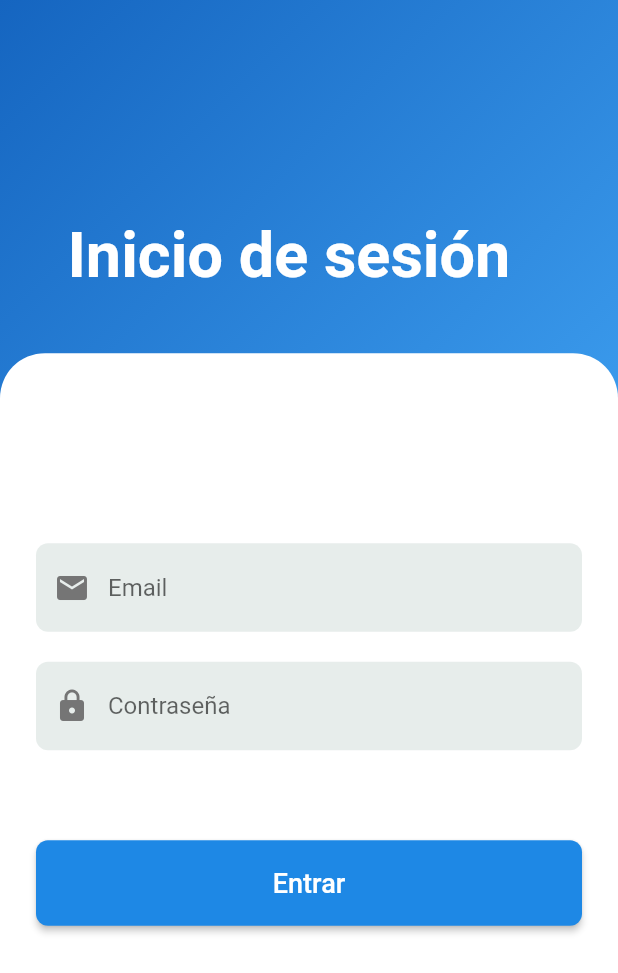
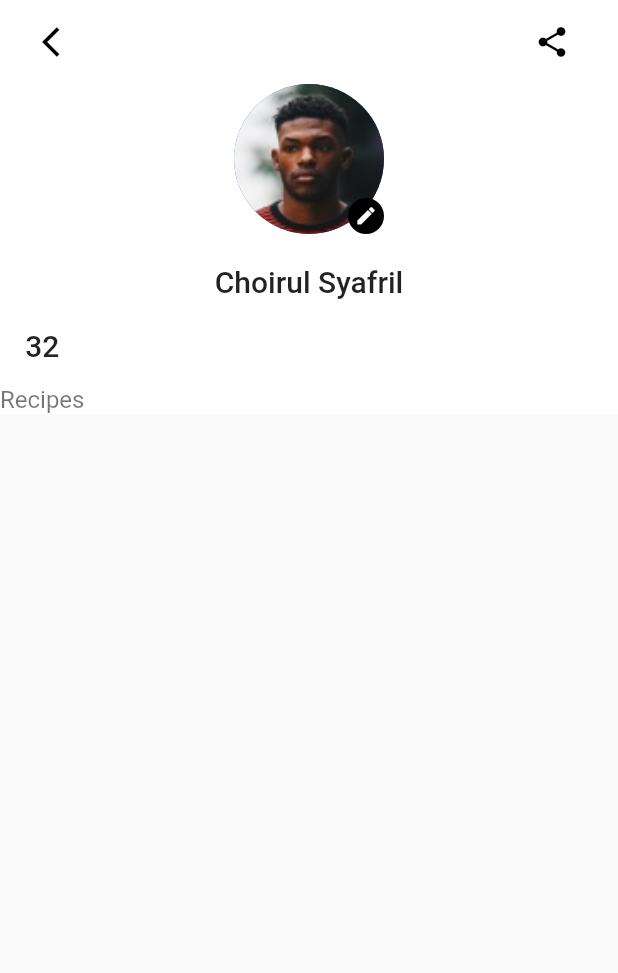
Before and after one commit to GabrielRojasBarrera/5C_GRB_JSJ_MasVeterinarias-app, a Flutter app: the screen it shows after launch, on a phone screen of 412 x 824 dp. Shown: the top 973 px of the screen. Run offline on Flutter 3.47's test engine with Material 2 defaults, Android fonts, the phone set to English and light mode, and no system bars; our stand-ins replace dropdown_formfield, font_awesome_flutter, smooth_star_rating.

Commit message:
add pages

```diff
--- a/lib/main.dart
+++ b/lib/main.dart
@@ -1,22 +1,19 @@
-
 import 'package:masveterinarias_app/app_theme.dart';
 import 'package:flutter/material.dart';
 import 'package:masveterinarias_app/pages/Cita.dart';
 import 'package:masveterinarias_app/pages/Login.dart';
+import 'package:masveterinarias_app/pages/Prifile.dart';
 import 'package:masveterinarias_app/pages/hotel_booking/home_design_course.dart';
 import 'package:masveterinarias_app/pages/hotel_booking/hotel_home_screen.dart';
-
-
 
 void main() => runApp(MyApp());
 
 class MyApp extends StatelessWidget {
   @override
   Widget build(BuildContext context) {
-
     return MaterialApp(
-      title: '+Veterinarias',
-      home: LoginPage (),
+      title: 'Flyer',
+      home: ProfileTap(),
     );
   }
 }
--- /dev/null
+++ b/lib/pages/Prifile.dart
@@ -0,0 +1,95 @@
+import 'package:flutter/material.dart';
+
+class ProfileTap extends StatelessWidget {
+  const ProfileTap({
+    Key key,
+  }) : super(key: key);
+
+  @override
+  Widget build(BuildContext context) {
+    return Scaffold(
+      appBar: AppBar(
+        backgroundColor: Colors.white,
+        elevation: 0,
+        actions: [
+          Padding(
+            padding: const EdgeInsets.only(right: 20),
+            child: IconButton(
+                onPressed: () {},
+                icon: const Icon(
+                  Icons.share,
+                  color: Colors.black,
+                )),
+          )
+        ],
+        leading: Padding(
+          padding: const EdgeInsets.only(left: 20),
+          child: IconButton(
+              onPressed: () {},
+              icon: const Icon(
+                Icons.arrow_back_ios,
+                color: Colors.black,
+              )),
+        ),
+      ),
+      body: Column(children: [
+        Container(
+          color: Colors.white,
+          child:
+              Column(crossAxisAlignment: CrossAxisAlignment.center, children: [
+            Stack(
+              alignment: Alignment.bottomRight,
+              children: [
+                const CircleAvatar(
+                  radius: 50,
+                  backgroundImage: AssetImage("assets/images/ImageProfile.jpg"),
+                ),
+                InkWell(
+                  onTap: () {},
+                  child: const CircleAvatar(
+                    radius: 12,
+                    backgroundColor: Colors.black,
+                    child: Icon(
+                      Icons.edit,
+                      size: 15,
+                      color: Colors.white,
+                    ),
+                  ),
+                )
+              ],
+            ),
+            Padding(
+              padding: const EdgeInsets.all(20.0),
+              child: Text(
+                "Choirul Syafril",
+                style: Theme.of(context).textTheme.headline6,
+              ),
+            ),
+            Row(
+              children: [
+                Column(
+                  children: [
+                    Text(
+                      "32",
+                      style: Theme.of(context).textTheme.headline6,
+                    ),
+                    SizedBox(
+                      height: 15,
+                    ),
+                    Text(
+                      "Recipes",
+                      style: Theme.of(context)
+                          .textTheme
+                          .subtitle1
+                          .copyWith(color: Colors.black54),
+                    )
+                  ],
+                )
+              ],
+            )
+          ]),
+        )
+      ]),
+    );
+  }
+}
```
Also changed, not shown: lib/pages/hotel_booking/course_info_screen.dart (+53 -19 lines), lib/pages/hotel_booking/home_design_course.dart (+6 -5 lines), lib/pages/hotel_booking/hotel_home_screen.dart (+10 -23 lines), lib/pages/hotel_booking/model/hotel_list_data.dart (+12 -13 lines), assets/hotel/hotel_1.jpg, assets/hotel/hotel_2.jpg, assets/hotel/hotel_3.jpg, assets/hotel/hotel_4.jpg, assets/images/ImageProfile.jpg (added), pubspec.lock, 4 other files.
